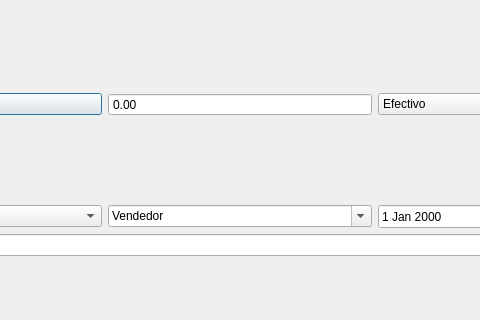
eboladev/moneydero, file ui/apuntes.ui: the form before one commit; both pictures show x 174 to 654 and y 0 to 320 of the 828 by 698 pixel window.
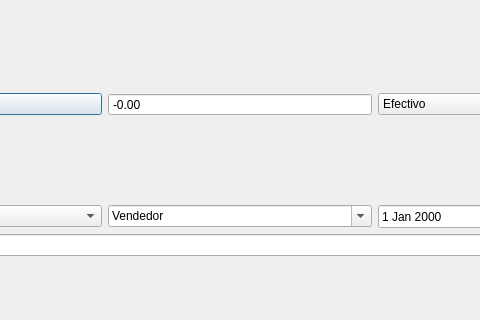
The form after the commit.

Commit message: Lista de apuntes

```diff
--- a/ui/apuntes.ui
+++ b/ui/apuntes.ui
@@ -50,6 +50,12 @@
        <property name="accelerated">
         <bool>false</bool>
        </property>
+       <property name="prefix">
+        <string>-</string>
+       </property>
+       <property name="minimum">
+        <double>0.000000000000000</double>
+       </property>
        <property name="maximum">
         <double>999999.989999999990687</double>
        </property>
```
The commit also changes 7 other files.
